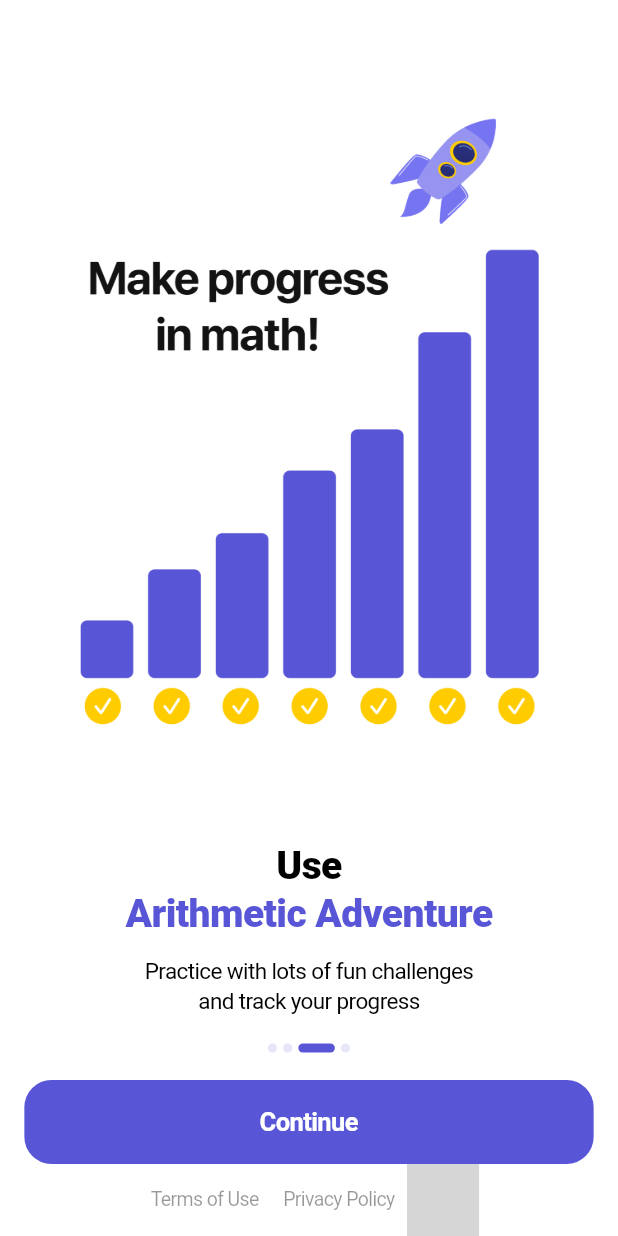
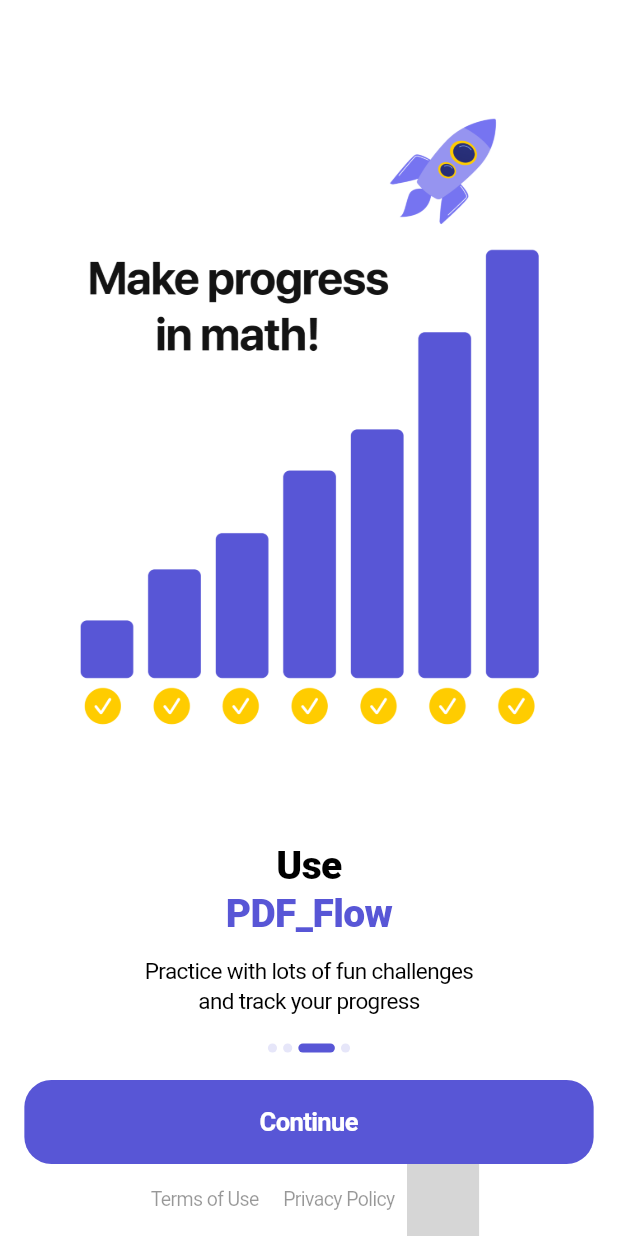
Before and after one commit to AppEmpireSwift/PDF-Flow, a Flutter app: the screen it shows after launch, swiped to page 3, on a phone screen of 412 x 824 dp. Run offline on Flutter 3.47's test engine with Material 3 defaults, Android fonts, the phone set to English and light mode, and no system bars; drawn by our look-alikes of smooth_page_indicator; our stand-ins replace device_preview_plus, flutter_keyboard_visibility, flutter_screenutil, flutter_svg, in_app_review, package_info_plus and 2 more; missing offline and left inert: apphud_helper, new_version_plus; grey boxes are pictures that could not be loaded.

Commit message:
Настроил шаблон

```diff
--- a/lib/app/ui/premium/main_paywall.page.dart
+++ b/lib/app/ui/premium/main_paywall.page.dart
@@ -4,8 +4,8 @@
 import 'package:flutter/material.dart';
 import 'package:flutter/services.dart';
 import 'package:flutter_screenutil/flutter_screenutil.dart';
-import 'package:flutter_wa_skeleton/core/services/ui.helper.dart';
-import 'package:flutter_wa_skeleton/core/ui/home_indicator_space.dart';
+import 'package:PDF_Flow/core/services/ui.helper.dart';
+import 'package:PDF_Flow/core/ui/home_indicator_space.dart';
 
 import '../../../core/core.dart';
 import '../../../gen/assets.gen.dart';
--- a/lib/app/ui/premium/widgets/premium_banner.dart
+++ b/lib/app/ui/premium/widgets/premium_banner.dart
@@ -1,8 +1,8 @@
 import 'package:apphud_helper/apphud_helper.dart';
 import 'package:flutter/material.dart';
 import 'package:flutter_screenutil/flutter_screenutil.dart';
-import 'package:flutter_wa_skeleton/app/ui/premium/main_paywall.page.dart';
-import 'package:flutter_wa_skeleton/gen/assets.gen.dart';
+import 'package:PDF_Flow/app/ui/premium/main_paywall.page.dart';
+import 'package:PDF_Flow/gen/assets.gen.dart';
 
 import '../../../../style/style.dart';
 
--- a/lib/app/ui/settings/settings.page.dart
+++ b/lib/app/ui/settings/settings.page.dart
@@ -1,6 +1,6 @@
 import 'package:flutter/material.dart';
 import 'package:flutter_screenutil/flutter_screenutil.dart';
-import 'package:flutter_wa_skeleton/app/ui/premium/widgets/premium_banner.dart';
+import 'package:PDF_Flow/app/ui/premium/widgets/premium_banner.dart';
 
 import '../../../core/core.dart';
 import '../common/back_button.dart';
--- a/lib/main.dart
+++ b/lib/main.dart
@@ -15,7 +15,7 @@
   await Core.init(
     //todo fill the config
     config: CommonConfig(
-      appName: 'Arithmetic Adventure',
+      appName: 'PDF_Flow',
 
       ///base iphone size
       figmaDesignSize: Size(375, 812),
--- a/pubspec.yaml
+++ b/pubspec.yaml
@@ -1,4 +1,4 @@
-name: flutter_wa_skeleton
+name: PDF_Flow
 description: "A base app"
 publish_to: "none"
 
@@ -29,7 +29,7 @@
   path_provider: 2.1.5
   apphud_helper:
     git:
-      url: https://github.com/AppEmpireSwift/apphud_helper.git
+      url: git@github.com:AppEmpireSwift/apphud_helper.git
       ref: 0.3.1
   new_version_plus: 0.1.0
 
```
Also changed, not shown: lib/app/ui/root/home.page.dart (+4 -4 lines), pubspec.lock, 1 other file.
